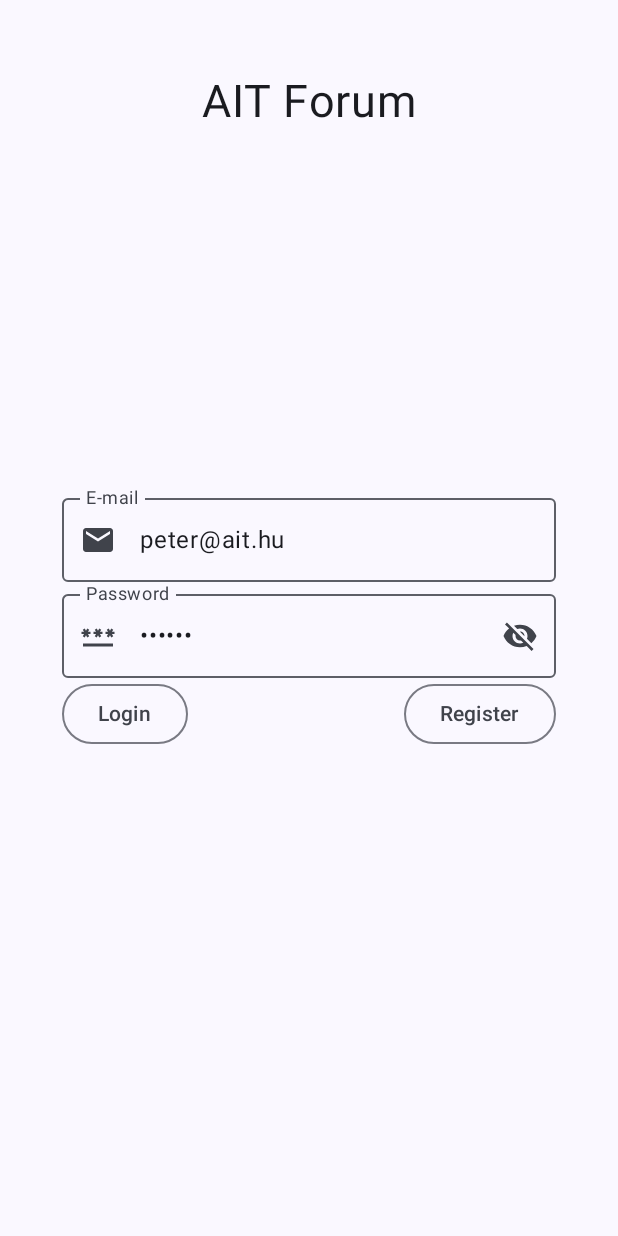
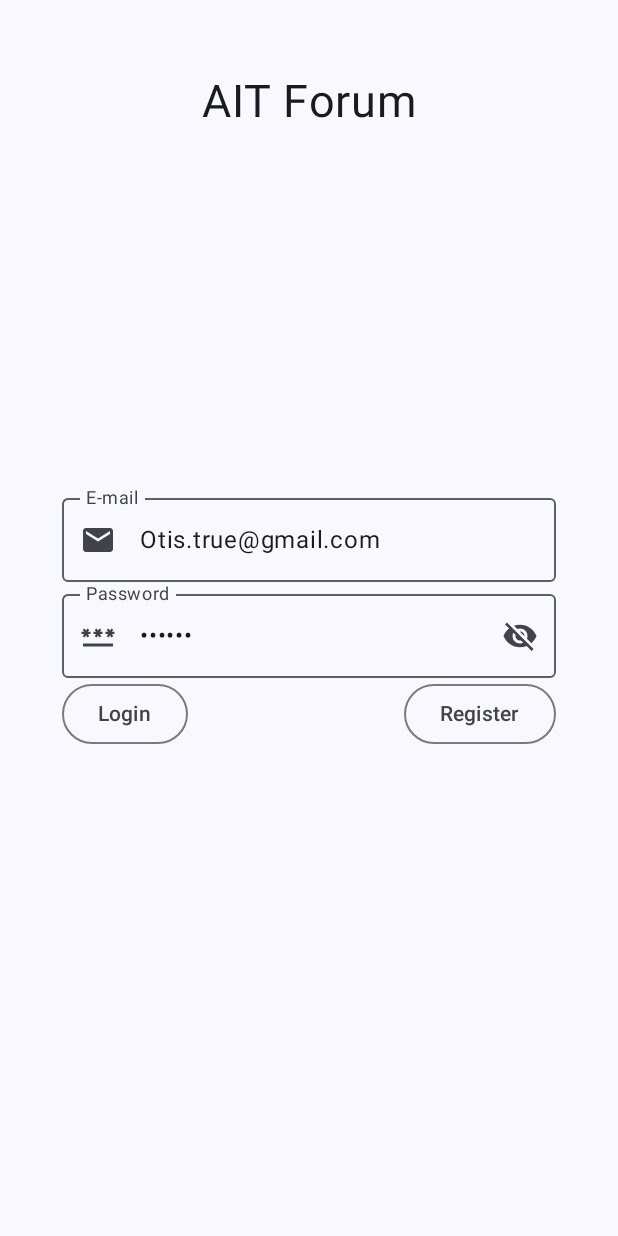
Before and after one commit to Hokalaka2/NewsRoom, an Android app built with Jetpack Compose: the screen it shows after launch (MainActivity), on a phone screen of 412 x 824 dp. Run offline under Robolectric (Android 15) with nearby library versions, the phone set to English and light mode, and no system bars; our stand-ins replace Firebase (no records; nobody signed in at launch, a user with empty details on screens opened directly).

```diff
--- a/app/src/main/java/com/example/newsroom/ui/screen/login/LoginScreen.kt
+++ b/app/src/main/java/com/example/newsroom/ui/screen/login/LoginScreen.kt
@@ -26,7 +26,7 @@ fun LoginScreen(
     onLoginSuccess: () -> Unit
 ) {
     var showPassword by rememberSaveable { mutableStateOf(false) }
-    var email by rememberSaveable { mutableStateOf("peter@ait.hu") }
+    var email by rememberSaveable { mutableStateOf("Otis.true@gmail.com") }
     var password by rememberSaveable { mutableStateOf("123456") }
     val coroutineScope = rememberCoroutineScope()
 
```
